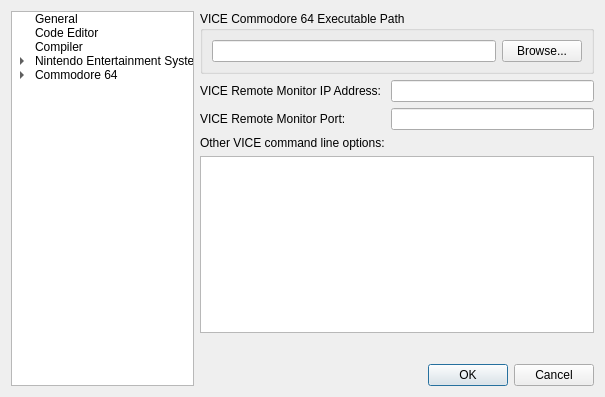
Qt form environmentsettingsdialog.ui (christopherpow/nesicide) before a commit.
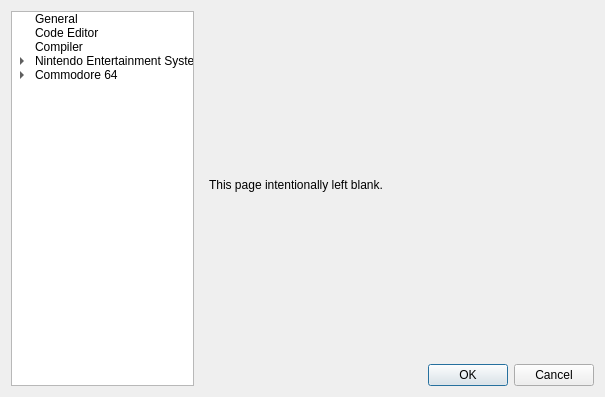
The same form after that commit. Icons and pictures are not drawn.

```diff
--- a/environmentsettingsdialog.ui
+++ b/environmentsettingsdialog.ui
@@ -773,93 +773,13 @@
      </widget>
      <widget class="QWidget" name="c64emulator">
       <layout class="QGridLayout" name="gridLayout_15">
-       <property name="margin">
-        <number>0</number>
-       </property>
-       <item row="0" column="0" colspan="3">
-        <widget class="QGroupBox" name="groupBox_11">
-         <property name="title">
-          <string>VICE Commodore 64 Executable Path</string>
+       <item row="0" column="0">
+        <widget class="QLabel" name="label_9">
+         <property name="text">
+          <string>This page intentionally left blank.</string>
          </property>
-         <layout class="QHBoxLayout" name="horizontalLayout_9">
-          <item>
-           <widget class="QLineEdit" name="viceC64Executable">
-            <property name="readOnly">
-             <bool>true</bool>
-            </property>
-           </widget>
-          </item>
-          <item>
-           <widget class="QPushButton" name="viceC64Browse">
-            <property name="text">
-             <string>Browse...</string>
-            </property>
-            <property name="icon">
-             <iconset resource="resource.qrc">
-              <normaloff>:/resources/document-open.png</normaloff>:/resources/document-open.png</iconset>
-            </property>
-           </widget>
-          </item>
-         </layout>
         </widget>
        </item>
-       <item row="3" column="0" colspan="3">
-        <spacer name="verticalSpacer_7">
-         <property name="orientation">
-          <enum>Qt::Vertical</enum>
-         </property>
-         <property name="sizeHint" stdset="0">
-          <size>
-           <width>20</width>
-           <height>40</height>
-          </size>
-         </property>
-        </spacer>
-       </item>
-       <item row="2" column="0" colspan="3">
-        <layout class="QFormLayout" name="formLayout">
-         <property name="topMargin">
-          <number>0</number>
-         </property>
-         <property name="rightMargin">
-          <number>0</number>
-         </property>
-         <item row="1" column="0">
-          <widget class="QLabel" name="label_31">
-           <property name="text">
-            <string>VICE Remote Monitor Port:</string>
-           </property>
-          </widget>
-         </item>
-         <item row="1" column="1">
-          <widget class="QLineEdit" name="viceC64MonitorPort"/>
-         </item>
-         <item row="2" column="0">
-          <widget class="QLabel" name="label_9">
-           <property name="text">
-            <string>Other VICE command line options:</string>
-           </property>
-          </widget>
-         </item>
-         <item row="3" column="0" colspan="2">
-          <widget class="QTextEdit" name="viceOptions"/>
-         </item>
-         <item row="0" column="0">
-          <widget class="QLabel" name="label_10">
-           <property name="text">
-            <string>VICE Remote Monitor IP Address:</string>
-           </property>
-          </widget>
-         </item>
-         <item row="0" column="1">
-          <widget class="QLineEdit" name="viceC64MonitorIPAddress">
-           <property name="readOnly">
-            <bool>true</bool>
-           </property>
-          </widget>
-         </item>
-        </layout>
-       </item>
       </layout>
      </widget>
     </widget>
```
Left out of the diff: 108 changed lines with no effect on the pictures.
